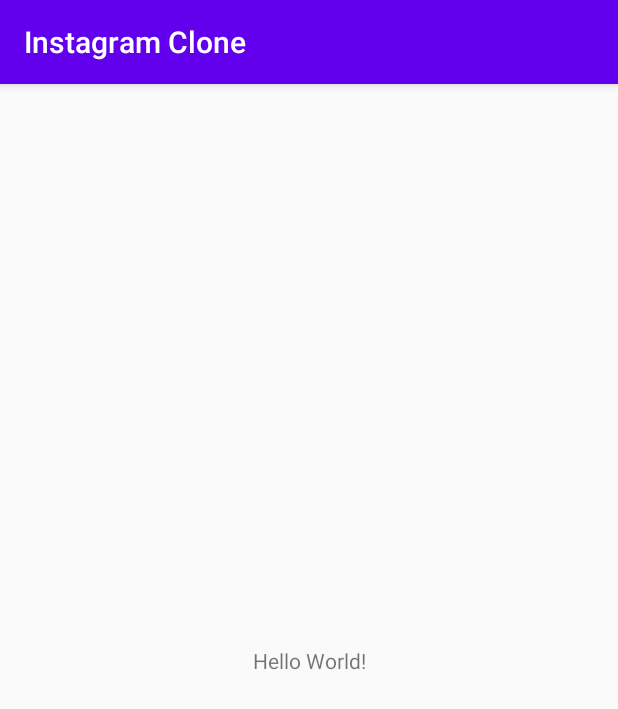
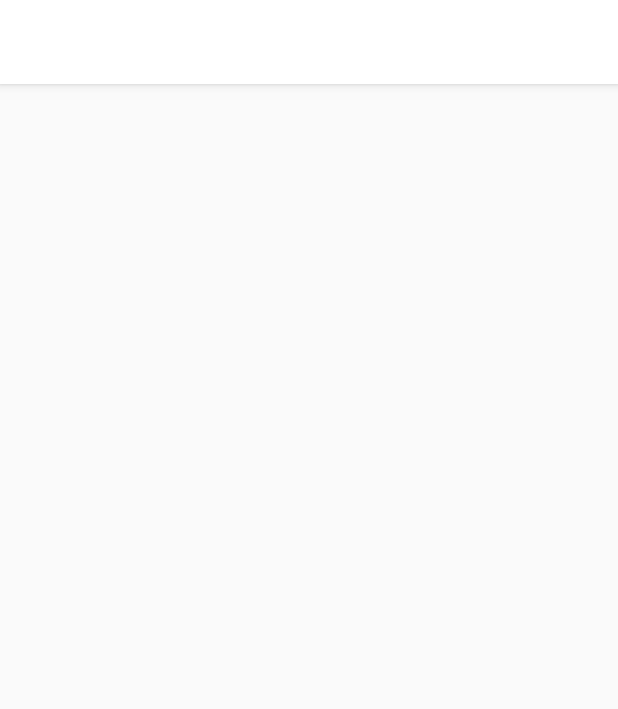
Before and after one commit to keithchad/Instagram-Clone, an Android app: the screen it shows after launch (MainActivity), on a phone screen of 412 x 824 dp. Shown: the top 709 px of the screen. Run offline under Robolectric (Android 15) with nearby library versions, the phone set to English and light mode, and no system bars.

Commit message:
adding general colors

```diff
--- a/app/src/main/res/layout/activity_main.xml
+++ b/app/src/main/res/layout/activity_main.xml
@@ -1,18 +1,9 @@
 <?xml version="1.0" encoding="utf-8"?>
 <androidx.constraintlayout.widget.ConstraintLayout xmlns:android="http://schemas.android.com/apk/res/android"
-    xmlns:app="http://schemas.android.com/apk/res-auto"
     xmlns:tools="http://schemas.android.com/tools"
     android:layout_width="match_parent"
     android:layout_height="match_parent"
     tools:context=".MainActivity">
 
-    <TextView
-        android:layout_width="wrap_content"
-        android:layout_height="wrap_content"
-        android:text="Hello World!"
-        app:layout_constraintBottom_toBottomOf="parent"
-        app:layout_constraintLeft_toLeftOf="parent"
-        app:layout_constraintRight_toRightOf="parent"
-        app:layout_constraintTop_toTopOf="parent" />
 
 </androidx.constraintlayout.widget.ConstraintLayout>
--- a/app/src/main/res/values/colors.xml
+++ b/app/src/main/res/values/colors.xml
@@ -1,6 +1,10 @@
 <?xml version="1.0" encoding="utf-8"?>
 <resources>
-    <color name="colorPrimary">#6200EE</color>
-    <color name="colorPrimaryDark">#3700B3</color>
-    <color name="colorAccent">#03DAC5</color>
+    <color name="colorPrimary">#FFFFFF</color>
+    <color name="colorPrimaryDark">#EFEFEF</color>
+    <color name="colorAccent">#DA0303</color>
+
+    <color name="colorWhite">#FFFFFF</color>
+    <color name="colorBlack">#000000</color>
+
 </resources>
```
Also changed, not shown: app/build.gradle (+21 -21 lines).
